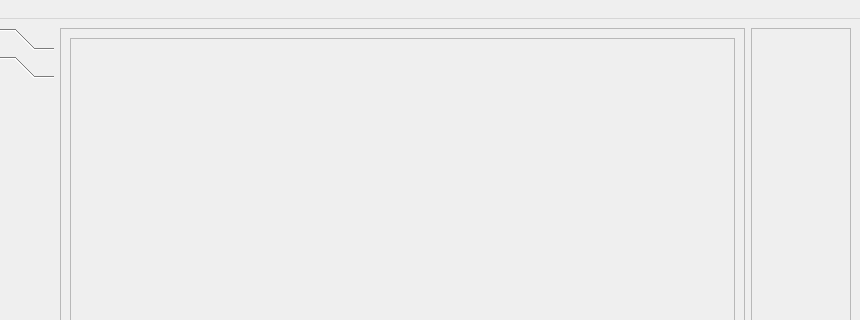
Above: src/qbicmain.ui from vheinitz/qbic before the change; both pictures show x 155 to 1015 and y 0 to 320 of the 1015 by 748 pixel window. Below: the same form after it.
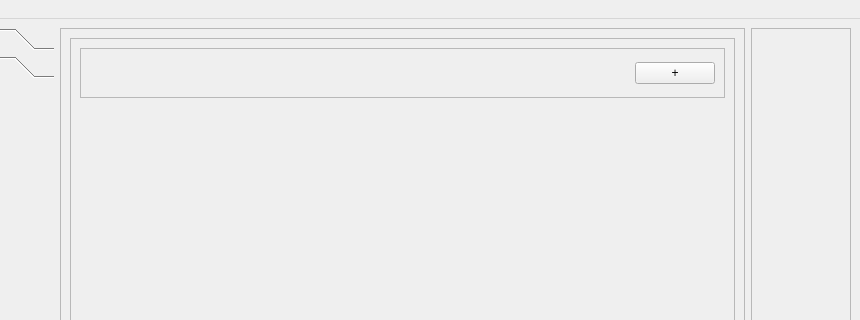
That is the form after the change.

Diff of the .ui file:
```diff
--- a/src/qbicmain.ui
+++ b/src/qbicmain.ui
@@ -123,6 +123,44 @@
            <item>
             <layout class="QVBoxLayout" name="ltProgr"/>
            </item>
+           <item>
+            <widget class="QFrame" name="frame">
+             <property name="minimumSize">
+              <size>
+               <width>0</width>
+               <height>50</height>
+              </size>
+             </property>
+             <property name="frameShape">
+              <enum>QFrame::StyledPanel</enum>
+             </property>
+             <property name="frameShadow">
+              <enum>QFrame::Raised</enum>
+             </property>
+             <layout class="QHBoxLayout" name="horizontalLayout_2">
+              <item>
+               <spacer name="horizontalSpacer">
+                <property name="orientation">
+                 <enum>Qt::Horizontal</enum>
+                </property>
+                <property name="sizeHint" stdset="0">
+                 <size>
+                  <width>504</width>
+                  <height>20</height>
+                 </size>
+                </property>
+               </spacer>
+              </item>
+              <item>
+               <widget class="QPushButton" name="bAddProgLane">
+                <property name="text">
+                 <string>+</string>
+                </property>
+               </widget>
+              </item>
+             </layout>
+            </widget>
+           </item>
            <item>
             <spacer name="verticalSpacer_3">
              <property name="orientation">
```
